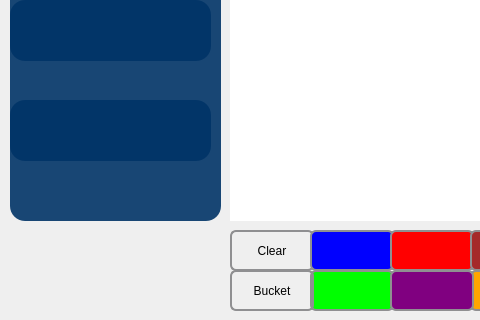
First picture: the form in Client/Game.ui, repository dumy10/Skribbl, before the edit; both pictures show x 0 to 480 and y 400 to 720 of the 1080 by 720 pixel window.
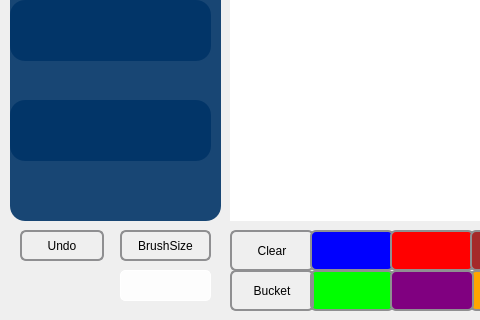
Second picture: the form after the edit. Icons and pictures are not drawn. Custom widgets are drawn as their Qt base class.

Commit message: created buttons for undo and for brush size that will need functioality

What changed in the file:
```diff
--- a/Client/Game.ui
+++ b/Client/Game.ui
@@ -892,6 +892,97 @@
      <string>Bucket</string>
     </property>
    </widget>
+   <widget class="QPushButton" name="Undo">
+    <property name="geometry">
+     <rect>
+      <x>20</x>
+      <y>630</y>
+      <width>84</width>
+      <height>31</height>
+     </rect>
+    </property>
+    <property name="styleSheet">
+     <string notr="true">QPushButton {
+    border: 2px solid #8f8f91;
+    border-radius: 6px;
+    background-color: qlineargradient(x1:0, y1:0, x2:0, y2:1,
+                                      stop:0 #f6f7fa, stop:1 #dadbde);
+    min-width: 80px;
+}
+
+QPushButton:pressed 
+{
+    background-color: qlineargradient(x1:0, y1:0, x2:0, y2:1,
+                                      stop:0 #dadbde, stop:1 #f6f7fa);
+}
+
+QPushButton:flat 
+{
+    border: none; /* no border for a flat push button */
+}
+
+QPushButton:default
+ {
+    border-color: navy; /* make the default button prominent */
+}</string>
+    </property>
+    <property name="text">
+     <string>Undo</string>
+    </property>
+   </widget>
+   <widget class="QTextEdit" name="BrushSize">
+    <property name="geometry">
+     <rect>
+      <x>120</x>
+      <y>670</y>
+      <width>91</width>
+      <height>31</height>
+     </rect>
+    </property>
+    <property name="styleSheet">
+     <string notr="true">QTextEdit {
+	background:transparent;
+    background-color: rgba(255, 255, 255, 0.9); /* Alb cu transparență pentru a lăsa să se întrevadă fundalul */
+    color: rgb(0, 0, 0); /* Textul în culoarea neagră pentru citire ușoară */
+    border: 1px solid rgb(255, 255, 255); /* Bordură albă clară */
+    border-radius: 5px; /* Margini rotunjite */
+    font-size: 16px; /* Mărimea fontului adecvată */
+
+}</string>
+    </property>
+   </widget>
+   <widget class="QPushButton" name="pushButton">
+    <property name="geometry">
+     <rect>
+      <x>120</x>
+      <y>630</y>
+      <width>91</width>
+      <height>31</height>
+     </rect>
+    </property>
+    <property name="styleSheet">
+     <string notr="true">QPushButton {
+    border: 2px solid #8f8f91;
+    border-radius: 6px;
+    background-color: qlineargradient(x1:0, y1:0, x2:0, y2:1,
+                                      stop:0 #f6f7fa, stop:1 #dadbde);
+    min-width: 80px;
+}
+
+QPushButton:flat 
+{
+    border: none; /* no border for a flat push button */
+}
+
+QPushButton:default
+ {
+    border-color: navy; /* make the default button prominent */
+}</string>
+    </property>
+    <property name="text">
+     <string>BrushSize</string>
+    </property>
+   </widget>
    <zorder>background</zorder>
    <zorder>logo</zorder>
    <zorder>drawingArea</zorder>
```
Left out of the diff: 3 changed lines with no effect on the pictures.
